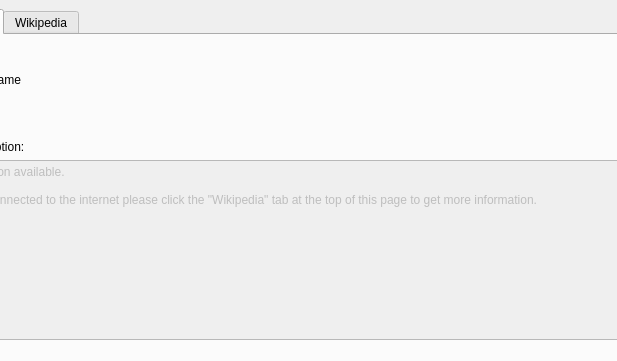
This is src/lib/PlaceMarkInfoDialog.ui in KDE/marble as Qt 5 draws it before an edit; both pictures show x 91 to 708 and y 0 to 361 of the 800 by 565 pixel window. The edited form follows.
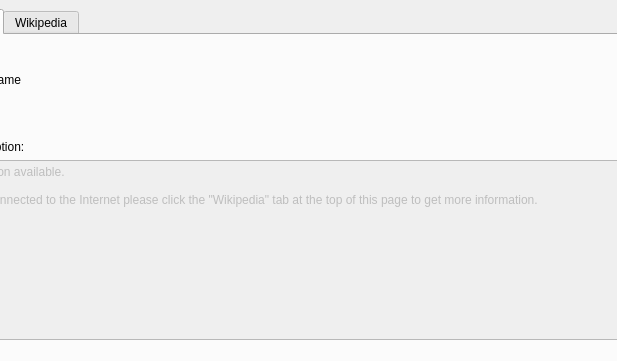
This is the edited form. Icons and pictures are not drawn. Custom widgets are drawn as their Qt base class.

Patch:
```diff
--- a/src/lib/PlaceMarkInfoDialog.ui
+++ b/src/lib/PlaceMarkInfoDialog.ui
@@ -173,7 +173,7 @@
 &lt;/style>&lt;/head>&lt;body style=" font-family:'Sans Serif'; font-size:10pt; font-weight:400; font-style:normal;">
 &lt;p style=" margin-top:0px; margin-bottom:0px; margin-left:0px; margin-right:0px; -qt-block-indent:0; text-indent:0px; font-size:9pt;">No description available.&lt;/p>
 &lt;p style="-qt-paragraph-type:empty; margin-top:0px; margin-bottom:0px; margin-left:0px; margin-right:0px; -qt-block-indent:0; text-indent:0px; font-size:9pt;">&lt;/p>
-&lt;p style=" margin-top:0px; margin-bottom:0px; margin-left:0px; margin-right:0px; -qt-block-indent:0; text-indent:0px; font-size:9pt;">If you are connected to the internet please click the "Wikipedia" tab at the top of this page to get more information.&lt;/p>&lt;/body>&lt;/html></string>
+&lt;p style=" margin-top:0px; margin-bottom:0px; margin-left:0px; margin-right:0px; -qt-block-indent:0; text-indent:0px; font-size:9pt;">If you are connected to the Internet please click the "Wikipedia" tab at the top of this page to get more information.&lt;/p>&lt;/body>&lt;/html></string>
          </property>
         </widget>
        </item>
```
